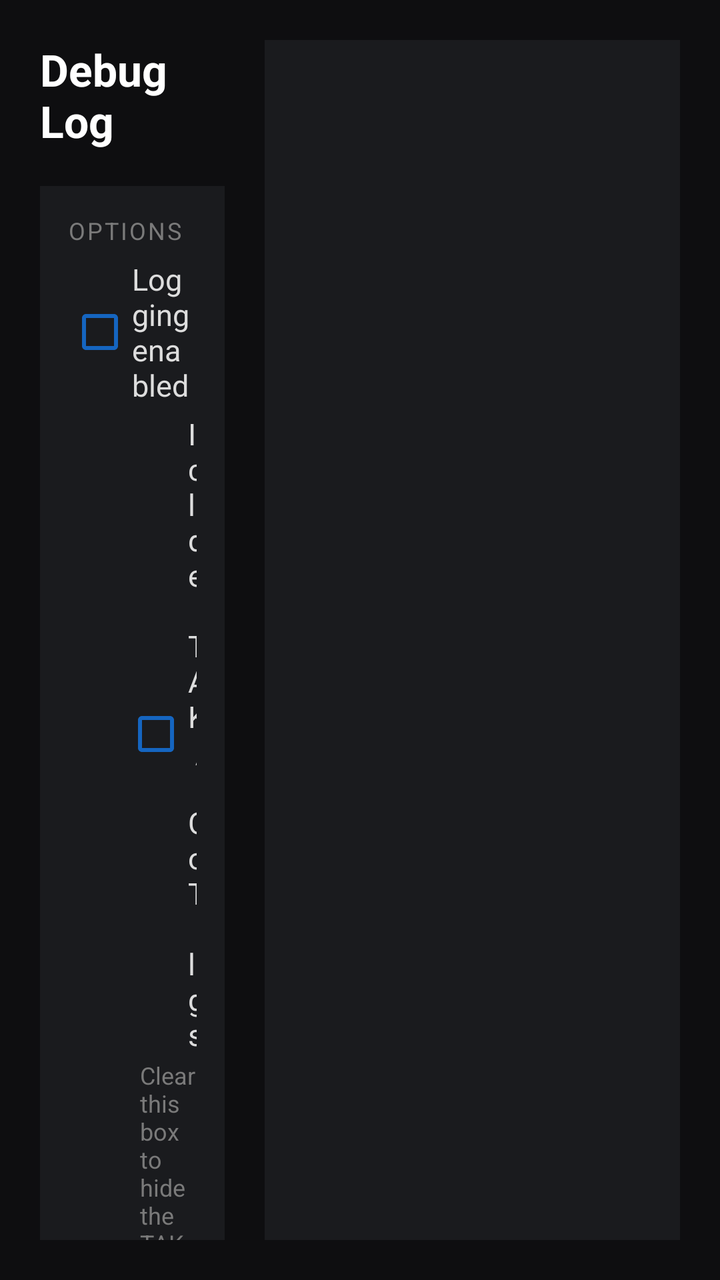
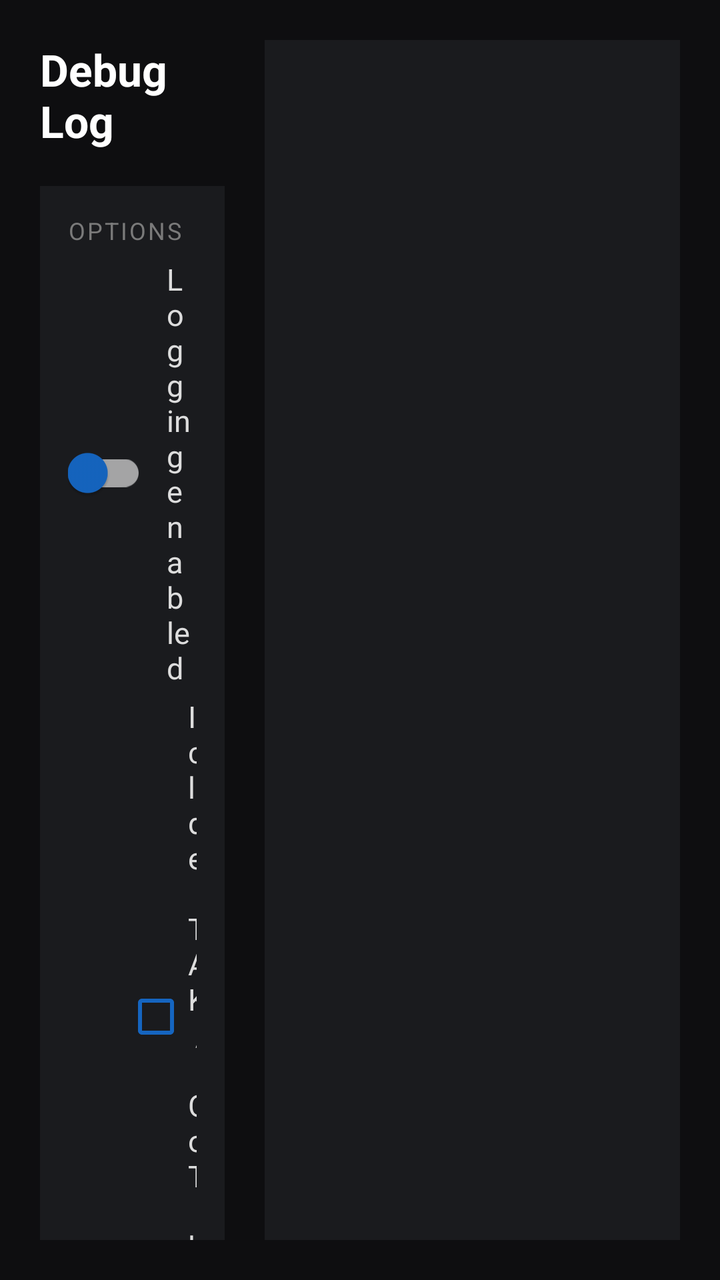

Screens rendered from an Android XML layout before and after an edit, with the pre-edit source and the edit as a unified diff.
<!-- AndroidManifest.xml: application theme AppTheme -->
<!-- res/layout/activity_debug.xml -->
<?xml version="1.0" encoding="utf-8"?>
<LinearLayout xmlns:android="http://schemas.android.com/apk/res/android"
    android:layout_width="match_parent"
    android:layout_height="match_parent"
    android:orientation="horizontal"
    android:background="@color/tp_bg_home"
    android:padding="20dp"
    android:baselineAligned="false">

    
    <ScrollView
        android:layout_width="0dp"
        android:layout_height="match_parent"
        android:layout_weight="1.3"
        android:paddingEnd="20dp"
        android:scrollbars="none"
        android:fillViewport="true">
    <LinearLayout
        android:layout_width="match_parent"
        android:layout_height="wrap_content"
        android:orientation="vertical">

        <TextView
            android:layout_width="wrap_content"
            android:layout_height="wrap_content"
            android:text="Debug Log"
            android:textColor="@color/tp_text_primary"
            android:textSize="22sp"
            android:textStyle="bold"
            android:layout_marginBottom="6dp" />

        <LinearLayout style="@style/homeCard">
            <TextView style="@style/homeCardTitle" android:text="Options" />

            <LinearLayout
                android:layout_width="match_parent" android:layout_height="wrap_content"
                android:orientation="horizontal" android:gravity="center_vertical"
                android:paddingTop="6dp">
                <CheckBox android:id="@+id/debugLoggingToggle" android:layout_width="wrap_content"
                    android:layout_height="wrap_content" android:buttonTint="@color/tp_btn_info" />
                <TextView android:layout_width="wrap_content" android:layout_height="wrap_content"
                    android:text="Logging enabled" android:textColor="@color/tp_text_bright" android:textSize="15sp" />
            </LinearLayout>

            

            <LinearLayout
                android:layout_width="match_parent" android:layout_height="wrap_content"
                android:orientation="horizontal" android:gravity="center_vertical"
                android:paddingTop="4dp" android:paddingStart="28dp">
                <CheckBox android:id="@+id/debugTakToggle" android:layout_width="wrap_content"
                    android:layout_height="wrap_content" android:buttonTint="@color/tp_btn_info" />
                <TextView android:layout_width="wrap_content" android:layout_height="wrap_content"
                    android:text="Include TAK / CoT logs" android:textColor="@color/tp_text_bright" android:textSize="15sp" />
            </LinearLayout>

            <TextView
                android:layout_width="match_parent" android:layout_height="wrap_content"
                android:paddingStart="36dp" android:paddingTop="2dp"
                android:text="Clear this box to hide the TAK messages and show only the app."
                android:textColor="@color/tp_text_caption" android:textSize="12sp" />

            <LinearLayout
                android:layout_width="match_parent" android:layout_height="wrap_content"
                android:orientation="horizontal" android:gravity="center_vertical"
                android:paddingTop="4dp" android:paddingStart="28dp">
                <CheckBox android:id="@+id/debugRadarToggle" android:layout_width="wrap_content"
                    android:layout_height="wrap_content" android:buttonTint="@color/tp_btn_info" />
                <TextView android:layout_width="wrap_content" android:layout_height="wrap_content"
                    android:text="Include obstacle radar logs" android:textColor="@color/tp_text_bright" android:textSize="15sp" />
            </LinearLayout>

            <TextView
                android:layout_width="match_parent" android:layout_height="wrap_content"
                android:paddingStart="36dp" android:paddingTop="2dp"
                android:text="The radar fills the log. Select this box only to examine obstacle avoidance. Avoidance changes and warnings stay in the log."
                android:textColor="@color/tp_text_caption" android:textSize="12sp" />

            <LinearLayout
                android:layout_width="match_parent" android:layout_height="wrap_content"
                android:orientation="horizontal" android:gravity="center_vertical"
                android:paddingTop="4dp" android:paddingStart="28dp">
                <CheckBox android:id="@+id/debugResourceMonitorToggle" android:layout_width="wrap_content"
                    android:layout_height="wrap_content" android:buttonTint="@color/tp_btn_info" />
                <TextView android:layout_width="wrap_content" android:layout_height="wrap_content"
                    android:text="Show system resources on flight screen" android:textColor="@color/tp_text_bright" android:textSize="15sp" />
            </LinearLayout>

            <TextView
                android:layout_width="match_parent" android:layout_height="wrap_content"
                android:paddingStart="36dp" android:paddingTop="2dp"
                android:text="Adds a small panel on the flight screen with memory and contact-count numbers. Use it to watch the system before a crash."
                android:textColor="@color/tp_text_caption" android:textSize="12sp" />

            
            <TextView
                android:layout_width="match_parent" android:layout_height="wrap_content"
                android:paddingTop="16dp"
                android:text="Autel Explorer" android:textColor="@color/tp_text_primary"
                android:textSize="16sp" android:textStyle="bold" />

            <TextView
                android:layout_width="match_parent" android:layout_height="wrap_content"
                android:paddingStart="8dp" android:paddingTop="4dp"
                android:text="Autel Explorer can start on its own and stop the video with no warning. This app closes Explorer when it takes the aircraft link. You open Explorer as usual. It does not change Explorer."
                android:textColor="@color/tp_text_caption" android:textSize="12sp" />

            
            <TextView
                android:layout_width="match_parent" android:layout_height="wrap_content"
                android:paddingTop="16dp"
                android:text="SRT video latency" android:textColor="@color/tp_text_primary"
                android:textSize="16sp" android:textStyle="bold" />

            <LinearLayout
                android:layout_width="match_parent" android:layout_height="wrap_content"
                android:orientation="horizontal" android:gravity="center_vertical"
                android:paddingTop="4dp">
                <EditText
                    android:id="@+id/debugSrtLatency"
                    android:layout_width="120dp"
                    android:layout_height="wrap_content"
                    android:inputType="number"
                    android:maxLines="1"
                    android:imeOptions="actionDone"
                    android:textColor="@color/tp_text_bright"
                    android:textSize="15sp" />
                <TextView android:layout_width="wrap_content" android:layout_height="wrap_content"
                    android:paddingStart="8dp"
                    android:text="milliseconds" android:textColor="@color/tp_text_bright"
                    android:textSize="15sp" />
            </LinearLayout>

            <TextView
                android:id="@+id/debugSrtLatencyStatus"
                android:layout_width="match_parent" android:layout_height="wrap_content"
                android:paddingStart="8dp" android:paddingTop="2dp"
                android:textColor="@color/tp_text_caption" android:textSize="12sp" />

            <TextView
                android:layout_width="match_parent" android:layout_height="wrap_content"
                android:paddingStart="8dp" android:paddingTop="4dp"
                android:text="How long SRT has to recover a lost packet, and the delay it adds. Use three to four times the round-trip time to your video server. RTSP does not use this value."
                android:textColor="@color/tp_text_caption" android:textSize="12sp" />

            
            
            <Button
            style="@style/TakButton.Neutral"
                android:id="@+id/debugClearButton"
                android:layout_width="match_parent"
                android:layout_height="wrap_content"
                android:layout_marginTop="8dp"
                android:text="Clear Log" />
            <Button
            style="@style/TakButton.Danger"
                android:id="@+id/debugDeleteButton"
                android:layout_width="match_parent"
                android:layout_height="wrap_content"
                android:layout_marginTop="8dp"
                android:text="Delete Log" />
        </LinearLayout>

        <TextView
            android:id="@+id/debugLogMeta"
            style="@style/homeCardSub"
            android:layout_marginTop="10dp"
            android:text="" />

        <TextView
            style="@style/homeCardSub"
            android:layout_marginTop="4dp"
            android:text="Also archived to Downloads/TAKPilot2 Logs" />

    </LinearLayout>
    </ScrollView>

    
    <ScrollView
        android:id="@+id/debugLogScroll"
        android:layout_width="0dp"
        android:layout_height="match_parent"
        android:layout_weight="2.4"
        android:background="@color/tp_surface_card"
        android:padding="12dp">

        <TextView
            android:id="@+id/debugLogText"
            android:layout_width="match_parent"
            android:layout_height="wrap_content"
            android:fontFamily="monospace"
            android:textColor="@color/tp_state_go_soft"
            android:textSize="12sp"
            android:textIsSelectable="true"
            android:text="" />
    </ScrollView>
</LinearLayout>
<!-- resources referenced by this layout -->
<resources>
  <color name="tp_bg_home">#0E0E10</color>
  <color name="tp_btn_info">#1565C0</color>
  <color name="tp_state_go_soft">#CCFFCC</color>
  <color name="tp_surface_card">#1A1B1E</color>
  <color name="tp_text_bright">#DDDDDD</color>
  <color name="tp_text_caption">#7A7A7A</color>
  <color name="tp_text_primary">#FFFFFF</color>
  <style name="TakButton.Danger">
          <item name="android:backgroundTint">@color/tp_btn_danger</item>
      </style>
  <style name="TakButton.Neutral">
          <item name="android:backgroundTint">@color/tp_btn_neutral</item>
      </style>
  <style name="homeCard">
          <item name="android:layout_width">match_parent</item>
          <item name="android:layout_height">wrap_content</item>
          <item name="android:orientation">vertical</item>
          <item name="android:background">@color/tp_surface_card</item>
          <item name="android:padding">14dp</item>
          <item name="android:layout_marginTop">12dp</item>
      </style>
  <style name="homeCardSub">
          <item name="android:layout_width">wrap_content</item>
          <item name="android:layout_height">wrap_content</item>
          <item name="android:textColor">@color/tp_text_secondary</item>
          <item name="android:textSize">13sp</item>
      </style>
  <style name="homeCardTitle">
          <item name="android:layout_width">wrap_content</item>
          <item name="android:layout_height">wrap_content</item>
          <item name="android:textColor">@color/tp_text_caption</item>
          <item name="android:textSize">12sp</item>
          <item name="android:textAllCaps">true</item>
          <item name="android:letterSpacing">0.08</item>
      </style>
  <style name="AppTheme" parent="Theme.AppCompat.Light.DarkActionBar">
          
          <item name="colorPrimary">@color/colorPrimary</item>
          <item name="colorPrimaryDark">@color/colorPrimaryDark</item>
          <item name="colorAccent">@color/colorAccent</item>
      </style>
  <color name="tp_btn_danger">#B71C1C</color>
  <color name="tp_btn_neutral">#37474F</color>
  <color name="tp_text_secondary">#B0B0B0</color>
  <color name="colorPrimary">#314268</color>
  <color name="colorPrimaryDark">#314268</color>
  <color name="colorAccent">#314268</color>
</resources>

<!-- the commit's change to res/layout/activity_debug.xml (unified diff, before → after) -->
@@ -1,5 +1,6 @@
 <?xml version="1.0" encoding="utf-8"?>
 <LinearLayout xmlns:android="http://schemas.android.com/apk/res/android"
+    xmlns:app="http://schemas.android.com/apk/res-auto"
     android:layout_width="match_parent"
     android:layout_height="match_parent"
     android:orientation="horizontal"
@@ -36,8 +37,11 @@
                 android:layout_width="match_parent" android:layout_height="wrap_content"
                 android:orientation="horizontal" android:gravity="center_vertical"
                 android:paddingTop="6dp">
-                <CheckBox android:id="@+id/debugLoggingToggle" android:layout_width="wrap_content"
-                    android:layout_height="wrap_content" android:buttonTint="@color/tp_btn_info" />
+                
+                <androidx.appcompat.widget.SwitchCompat android:id="@+id/debugLoggingToggle"
+                    android:layout_width="wrap_content" android:layout_height="wrap_content"
+                    android:layout_marginEnd="10dp"
+                    app:thumbTint="@color/tp_btn_info" app:trackTint="@color/tp_pill_idle_stroke" />
                 <TextView android:layout_width="wrap_content" android:layout_height="wrap_content"
                     android:text="Logging enabled" android:textColor="@color/tp_text_bright" android:textSize="15sp" />
             </LinearLayout>
<!-- resource entries referenced after the edit -->
@@ -2,6 +2,7 @@
 <resources>
   <color name="tp_bg_home">#0E0E10</color>
   <color name="tp_btn_info">#1565C0</color>
+  <color name="tp_pill_idle_stroke">#99FFFFFF</color>
   <color name="tp_state_go_soft">#CCFFCC</color>
   <color name="tp_surface_card">#1A1B1E</color>
   <color name="tp_text_bright">#DDDDDD</color>
